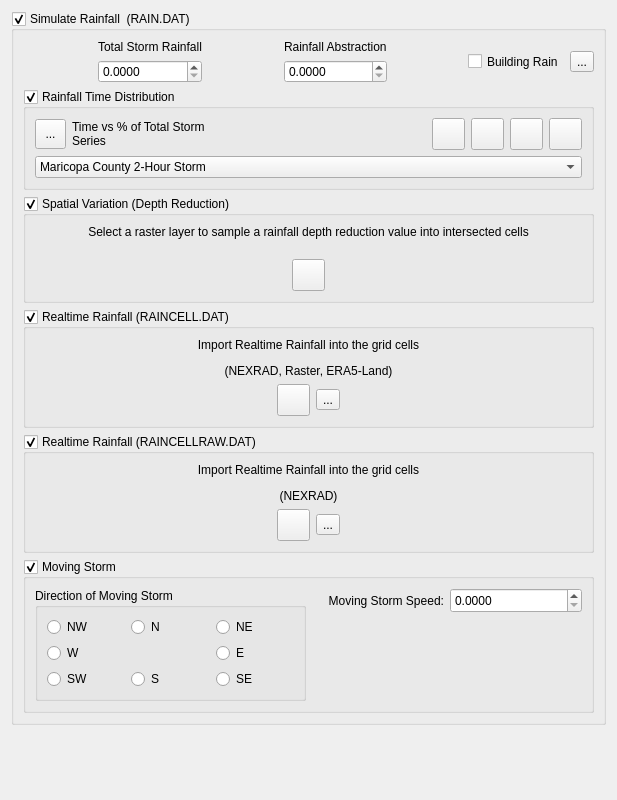
This is flo2d/ui/rain_editor.ui in FLO-2DSoftware/qgis-flo-2d-plugin as Qt 5 draws it before an edit. The edited form follows.
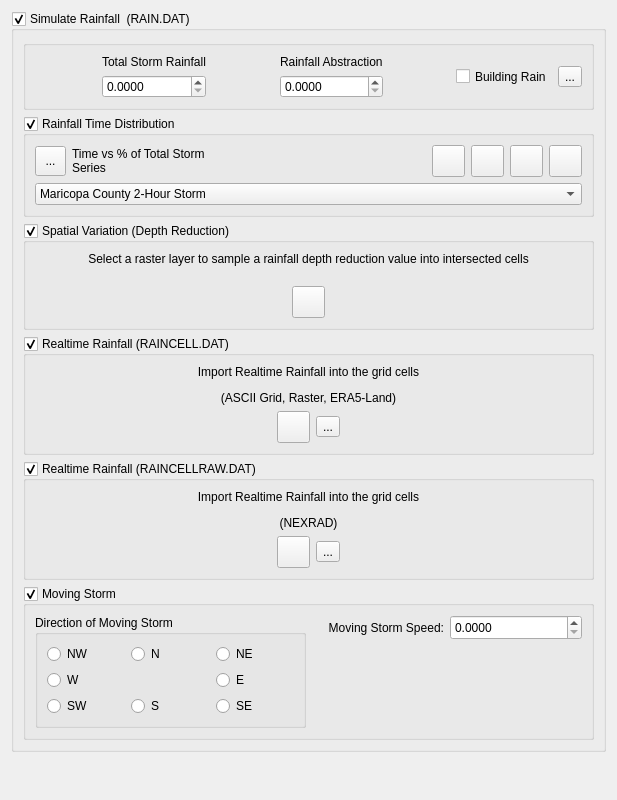
This is the edited form. Icons and pictures are not drawn. Custom widgets are drawn as their Qt base class.

Commit message: Update tooltips and labels in Rain Editor UI for clarity and accuracy (#1860)

```diff
--- a/flo2d/ui/rain_editor.ui
+++ b/flo2d/ui/rain_editor.ui
@@ -287,190 +287,6 @@
         </layout>
        </widget>
       </item>
-      <item row="0" column="0">
-       <layout class="QHBoxLayout" name="horizontalLayout">
-        <item>
-         <spacer name="horizontalSpacer_2">
-          <property name="orientation">
-           <enum>Qt::Horizontal</enum>
-          </property>
-          <property name="sizeHint" stdset="0">
-           <size>
-            <width>13</width>
-            <height>17</height>
-           </size>
-          </property>
-         </spacer>
-        </item>
-        <item>
-         <layout class="QVBoxLayout" name="verticalLayout">
-          <item>
-           <widget class="QLabel" name="label_5">
-            <property name="sizePolicy">
-             <sizepolicy hsizetype="Preferred" vsizetype="Preferred">
-              <horstretch>0</horstretch>
-              <verstretch>0</verstretch>
-             </sizepolicy>
-            </property>
-            <property name="toolTip">
-             <string>&lt;html&gt;&lt;head/&gt;&lt;body&gt;&lt;p&gt;&lt;span style=&quot; font-weight:600;&quot;&gt;RTT&lt;/span&gt;&lt;/p&gt;&lt;p&gt;(inches or mm)&lt;/p&gt;&lt;p&gt;Total storm rainfall.&lt;/p&gt;&lt;p&gt;Range: 0.0 - No upper limit&lt;/p&gt;&lt;/body&gt;&lt;/html&gt;</string>
-            </property>
-            <property name="text">
-             <string>Total Storm Rainfall</string>
-            </property>
-           </widget>
-          </item>
-          <item>
-           <widget class="QDoubleSpinBox" name="total_rainfall_sbox">
-            <property name="sizePolicy">
-             <sizepolicy hsizetype="Preferred" vsizetype="Preferred">
-              <horstretch>0</horstretch>
-              <verstretch>0</verstretch>
-             </sizepolicy>
-            </property>
-            <property name="toolTip">
-             <string>&lt;html&gt;&lt;head/&gt;&lt;body&gt;&lt;p&gt;RTT&lt;/p&gt;&lt;/body&gt;&lt;/html&gt;</string>
-            </property>
-            <property name="buttonSymbols">
-             <enum>QAbstractSpinBox::UpDownArrows</enum>
-            </property>
-            <property name="decimals">
-             <number>4</number>
-            </property>
-            <property name="maximum">
-             <double>10000.000000000000000</double>
-            </property>
-            <property name="singleStep">
-             <double>1.000000000000000</double>
-            </property>
-           </widget>
-          </item>
-         </layout>
-        </item>
-        <item>
-         <spacer name="horizontalSpacer_3">
-          <property name="orientation">
-           <enum>Qt::Horizontal</enum>
-          </property>
-          <property name="sizeHint" stdset="0">
-           <size>
-            <width>13</width>
-            <height>17</height>
-           </size>
-          </property>
-         </spacer>
-        </item>
-        <item>
-         <layout class="QVBoxLayout" name="verticalLayout_2">
-          <item>
-           <widget class="QLabel" name="label_4">
-            <property name="sizePolicy">
-             <sizepolicy hsizetype="Preferred" vsizetype="Preferred">
-              <horstretch>0</horstretch>
-              <verstretch>0</verstretch>
-             </sizepolicy>
-            </property>
-            <property name="toolTip">
-             <string>&lt;html&gt;&lt;head/&gt;&lt;body&gt;&lt;p&gt;&lt;span style=&quot; font-weight:600;&quot;&gt;RAINABS&lt;/span&gt;&lt;/p&gt;&lt;p&gt;(inches or mm)&lt;/p&gt;&lt;p&gt;Rainfall interception and abstraction if infil tration is not being modeled.&lt;/p&gt;&lt;p&gt;Range: &lt;/p&gt;&lt;p&gt;0 - 1 inches&lt;/p&gt;&lt;p&gt;0 - 25.4 mm&lt;/p&gt;&lt;/body&gt;&lt;/html&gt;</string>
-            </property>
-            <property name="text">
-             <string>Rainfall Abstraction</string>
-            </property>
-           </widget>
-          </item>
-          <item>
-           <widget class="QDoubleSpinBox" name="rainfall_abst_sbox">
-            <property name="sizePolicy">
-             <sizepolicy hsizetype="Preferred" vsizetype="Preferred">
-              <horstretch>0</horstretch>
-              <verstretch>0</verstretch>
-             </sizepolicy>
-            </property>
-            <property name="toolTip">
-             <string>&lt;html&gt;&lt;head/&gt;&lt;body&gt;&lt;p&gt;RAINABS&lt;/p&gt;&lt;/body&gt;&lt;/html&gt;</string>
-            </property>
-            <property name="buttonSymbols">
-             <enum>QAbstractSpinBox::UpDownArrows</enum>
-            </property>
-            <property name="decimals">
-             <number>4</number>
-            </property>
-            <property name="maximum">
-             <double>10000.000000000000000</double>
-            </property>
-            <property name="singleStep">
-             <double>1.000000000000000</double>
-            </property>
-           </widget>
-          </item>
-         </layout>
-        </item>
-        <item>
-         <spacer name="horizontalSpacer">
-          <property name="orientation">
-           <enum>Qt::Horizontal</enum>
-          </property>
-          <property name="sizeHint" stdset="0">
-           <size>
-            <width>37</width>
-            <height>17</height>
-           </size>
-          </property>
-         </spacer>
-        </item>
-        <item>
-         <widget class="QCheckBox" name="building_chbox">
-          <property name="sizePolicy">
-           <sizepolicy hsizetype="Preferred" vsizetype="Preferred">
-            <horstretch>0</horstretch>
-            <verstretch>0</verstretch>
-           </sizepolicy>
-          </property>
-          <property name="toolTip">
-           <string>&lt;html&gt;&lt;head/&gt;&lt;body&gt;&lt;p&gt;&lt;span style=&quot; font-weight:600;&quot;&gt;IRAINBUILDING&lt;/span&gt;&lt;/p&gt;&lt;p&gt;IRAINBUILDING = 1 indicates that rainfall on an ARF = 1 grid element will be contributed to the surface water runoff for that element.&lt;/p&gt;&lt;p&gt;0 = off&lt;/p&gt;&lt;p&gt;1 = on&lt;/p&gt;&lt;p&gt;Range: 0,1&lt;/p&gt;&lt;/body&gt;&lt;/html&gt;</string>
-          </property>
-          <property name="text">
-           <string>Building Rain</string>
-          </property>
-         </widget>
-        </item>
-        <item>
-         <widget class="QToolButton" name="rain_help_btn">
-          <property name="enabled">
-           <bool>true</bool>
-          </property>
-          <property name="minimumSize">
-           <size>
-            <width>0</width>
-            <height>0</height>
-           </size>
-          </property>
-          <property name="maximumSize">
-           <size>
-            <width>16777215</width>
-            <height>16777215</height>
-           </size>
-          </property>
-          <property name="toolTip">
-           <string>Rain Editor Help</string>
-          </property>
-          <property name="text">
-           <string>...</string>
-          </property>
-          <property name="icon">
-           <iconset>
-            <normaloff>../img/help.svg</normaloff>../img/help.svg</iconset>
-          </property>
-          <property name="iconSize">
-           <size>
-            <width>24</width>
-            <height>24</height>
-           </size>
-          </property>
-         </widget>
-        </item>
-       </layout>
-      </item>
       <item row="2" column="0">
        <widget class="QgsCollapsibleGroupBox" name="spatial_variation_grp">
         <property name="title">
@@ -861,104 +677,6 @@
         </layout>
        </widget>
       </item>
-      <item row="3" column="0">
-       <widget class="QgsCollapsibleGroupBox" name="realtime_rainfall_grp">
-        <property name="title">
-         <string>Realtime Rainfall (RAINCELL.DAT)</string>
-        </property>
-        <property name="checkable">
-         <bool>true</bool>
-        </property>
-        <property name="collapsed">
-         <bool>true</bool>
-        </property>
-        <layout class="QGridLayout" name="gridLayout_7">
-         <item row="0" column="0">
-          <layout class="QGridLayout" name="gridLayout">
-           <item row="1" column="1">
-            <widget class="QToolButton" name="realtime_btn">
-             <property name="text">
-              <string/>
-             </property>
-             <property name="icon">
-              <iconset>
-               <normaloff>../img/import_realtime.svg</normaloff>../img/import_realtime.svg</iconset>
-             </property>
-             <property name="iconSize">
-              <size>
-               <width>25</width>
-               <height>25</height>
-              </size>
-             </property>
-            </widget>
-           </item>
-           <item row="1" column="2">
-            <widget class="QToolButton" name="delete_realtime_rainfall_btn">
-             <property name="text">
-              <string>...</string>
-             </property>
-             <property name="icon">
-              <iconset>
-               <normaloff>../img/delete_realtime.svg</normaloff>../img/delete_realtime.svg</iconset>
-             </property>
-             <property name="iconSize">
-              <size>
-               <width>25</width>
-               <height>25</height>
-              </size>
-             </property>
-            </widget>
-           </item>
-           <item row="1" column="0">
-            <spacer name="horizontalSpacer_6">
-             <property name="orientation">
-              <enum>Qt::Horizontal</enum>
-             </property>
-             <property name="sizeHint" stdset="0">
-              <size>
-               <width>40</width>
-               <height>20</height>
-              </size>
-             </property>
-            </spacer>
-           </item>
-           <item row="1" column="3">
-            <spacer name="horizontalSpacer_7">
-             <property name="orientation">
-              <enum>Qt::Horizontal</enum>
-             </property>
-             <property name="sizeHint" stdset="0">
-              <size>
-               <width>40</width>
-               <height>20</height>
-              </size>
-             </property>
-            </spacer>
-           </item>
-           <item row="0" column="0" colspan="4">
-            <widget class="QLabel" name="label_3">
-             <property name="sizePolicy">
-              <sizepolicy hsizetype="Expanding" vsizetype="Preferred">
-               <horstretch>0</horstretch>
-               <verstretch>0</verstretch>
-              </sizepolicy>
-             </property>
-             <property name="text">
-              <string>&lt;html&gt;&lt;head/&gt;&lt;body&gt;&lt;p&gt;Import Realtime Rainfall into the grid cells&lt;/p&gt;&lt;p&gt;(NEXRAD, Raster, ERA5-Land)&lt;/p&gt;&lt;/body&gt;&lt;/html&gt;</string>
-             </property>
-             <property name="alignment">
-              <set>Qt::AlignCenter</set>
-             </property>
-             <property name="wordWrap">
-              <bool>true</bool>
-             </property>
-            </widget>
-           </item>
-          </layout>
-         </item>
-        </layout>
-       </widget>
-      </item>
       <item row="4" column="0">
        <widget class="QgsCollapsibleGroupBox" name="realtime_rainfall_raw_grp">
         <property name="title">
@@ -1057,6 +775,302 @@
         </layout>
        </widget>
       </item>
+      <item row="0" column="0">
+       <widget class="QGroupBox" name="UnformRainfall">
+        <property name="toolTip">
+         <string>&lt;html&gt;&lt;head/&gt;&lt;body&gt;&lt;p&gt;Use this group to set the Uniform rain on grid.&lt;/p&gt;&lt;/body&gt;&lt;/html&gt;</string>
+        </property>
+        <layout class="QHBoxLayout" name="horizontalLayout">
+         <item>
+          <layout class="QVBoxLayout" name="verticalLayout_4"/>
+         </item>
+         <item>
+          <spacer name="horizontalSpacer_2">
+           <property name="orientation">
+            <enum>Qt::Horizontal</enum>
+           </property>
+           <property name="sizeHint" stdset="0">
+            <size>
+             <width>13</width>
+             <height>17</height>
+            </size>
+           </property>
+          </spacer>
+         </item>
+         <item>
+          <layout class="QVBoxLayout" name="verticalLayout">
+           <item>
+            <widget class="QLabel" name="label_5">
+             <property name="sizePolicy">
+              <sizepolicy hsizetype="Preferred" vsizetype="Preferred">
+               <horstretch>0</horstretch>
+               <verstretch>0</verstretch>
+              </sizepolicy>
+             </property>
+             <property name="toolTip">
+              <string>&lt;html&gt;&lt;head/&gt;&lt;body&gt;&lt;p&gt;&lt;span style=&quot; font-weight:600;&quot;&gt;RTT&lt;/span&gt;&lt;/p&gt;&lt;p&gt;(inches or mm)&lt;/p&gt;&lt;p&gt;Total storm rainfall.&lt;/p&gt;&lt;p&gt;Range: 0.0 - No upper limit&lt;/p&gt;&lt;/body&gt;&lt;/html&gt;</string>
+             </property>
+             <property name="text">
+              <string>Total Storm Rainfall</string>
+             </property>
+            </widget>
+           </item>
+           <item>
+            <widget class="QDoubleSpinBox" name="total_rainfall_sbox">
+             <property name="sizePolicy">
+              <sizepolicy hsizetype="Preferred" vsizetype="Preferred">
+               <horstretch>0</horstretch>
+               <verstretch>0</verstretch>
+              </sizepolicy>
+             </property>
+             <property name="toolTip">
+              <string>&lt;html&gt;&lt;head/&gt;&lt;body&gt;&lt;p&gt;RTT&lt;/p&gt;&lt;/body&gt;&lt;/html&gt;</string>
+             </property>
+             <property name="buttonSymbols">
+              <enum>QAbstractSpinBox::UpDownArrows</enum>
+             </property>
+             <property name="decimals">
+              <number>4</number>
+             </property>
+             <property name="maximum">
+              <double>10000.000000000000000</double>
+             </property>
+             <property name="singleStep">
+              <double>1.000000000000000</double>
+             </property>
+            </widget>
+           </item>
+          </layout>
+         </item>
+         <item>
+          <spacer name="horizontalSpacer_3">
+           <property name="orientation">
+            <enum>Qt::Horizontal</enum>
+           </property>
+           <property name="sizeHint" stdset="0">
+            <size>
+             <width>13</width>
+             <height>17</height>
+            </size>
+           </property>
+          </spacer>
+         </item>
+         <item>
+          <layout class="QVBoxLayout" name="verticalLayout_2">
+           <item>
+            <widget class="QLabel" name="label_4">
+             <property name="sizePolicy">
+              <sizepolicy hsizetype="Preferred" vsizetype="Preferred">
+               <horstretch>0</horstretch>
+               <verstretch>0</verstretch>
+              </sizepolicy>
+             </property>
+             <property name="toolTip">
+              <string>&lt;html&gt;&lt;head/&gt;&lt;body&gt;&lt;p&gt;&lt;span style=&quot; font-weight:600;&quot;&gt;RAINABS&lt;/span&gt;&lt;/p&gt;&lt;p&gt;(inches or mm)&lt;/p&gt;&lt;p&gt;Rainfall interception and abstraction if infil tration is not being modeled.&lt;/p&gt;&lt;p&gt;Range: &lt;/p&gt;&lt;p&gt;0 - 1 inches&lt;/p&gt;&lt;p&gt;0 - 25.4 mm&lt;/p&gt;&lt;/body&gt;&lt;/html&gt;</string>
+             </property>
+             <property name="text">
+              <string>Rainfall Abstraction</string>
+             </property>
+            </widget>
+           </item>
+           <item>
+            <widget class="QDoubleSpinBox" name="rainfall_abst_sbox">
+             <property name="sizePolicy">
+              <sizepolicy hsizetype="Preferred" vsizetype="Preferred">
+               <horstretch>0</horstretch>
+               <verstretch>0</verstretch>
+              </sizepolicy>
+             </property>
+             <property name="toolTip">
+              <string>&lt;html&gt;&lt;head/&gt;&lt;body&gt;&lt;p&gt;RAINABS&lt;/p&gt;&lt;/body&gt;&lt;/html&gt;</string>
+             </property>
+             <property name="buttonSymbols">
+              <enum>QAbstractSpinBox::UpDownArrows</enum>
+             </property>
+             <property name="decimals">
+              <number>4</number>
+             </property>
+             <property name="maximum">
+              <double>10000.000000000000000</double>
+             </property>
+             <property name="singleStep">
+              <double>1.000000000000000</double>
+             </property>
+            </widget>
+           </item>
+          </layout>
+         </item>
+         <item>
+          <spacer name="horizontalSpacer">
+           <property name="orientation">
+            <enum>Qt::Horizontal</enum>
+           </property>
+           <property name="sizeHint" stdset="0">
+            <size>
+             <width>37</width>
+             <height>17</height>
+            </size>
+           </property>
+          </spacer>
+         </item>
+         <item>
+          <widget class="QCheckBox" name="building_chbox">
+           <property name="sizePolicy">
+            <sizepolicy hsizetype="Preferred" vsizetype="Preferred">
+             <horstretch>0</horstretch>
+             <verstretch>0</verstretch>
+            </sizepolicy>
+           </property>
+           <property name="toolTip">
+            <string>&lt;html&gt;&lt;head/&gt;&lt;body&gt;&lt;p&gt;&lt;span style=&quot; font-weight:600;&quot;&gt;IRAINBUILDING&lt;/span&gt;&lt;/p&gt;&lt;p&gt;IRAINBUILDING = 1 indicates that rainfall on an ARF = 1 grid element will be contributed to the surface water runoff for that element.&lt;/p&gt;&lt;p&gt;0 = off&lt;/p&gt;&lt;p&gt;1 = on&lt;/p&gt;&lt;p&gt;Range: 0,1&lt;/p&gt;&lt;/body&gt;&lt;/html&gt;</string>
+           </property>
+           <property name="text">
+            <string>Building Rain</string>
+           </property>
+          </widget>
+         </item>
+         <item>
+          <widget class="QToolButton" name="rain_help_btn">
+           <property name="enabled">
+            <bool>true</bool>
+           </property>
+           <property name="minimumSize">
+            <size>
+             <width>0</width>
+             <height>0</height>
+            </size>
+           </property>
+           <property name="maximumSize">
+            <size>
+             <width>16777215</width>
+             <height>16777215</height>
+            </size>
+           </property>
+           <property name="toolTip">
+            <string>Rain Editor Help</string>
+           </property>
+           <property name="text">
+            <string>...</string>
+           </property>
+           <property name="icon">
+            <iconset>
+             <normaloff>../img/help.svg</normaloff>../img/help.svg</iconset>
+           </property>
+           <property name="iconSize">
+            <size>
+             <width>24</width>
+             <height>24</height>
+            </size>
+           </property>
+          </widget>
+         </item>
+        </layout>
+       </widget>
+      </item>
+      <item row="3" column="0">
+       <widget class="QgsCollapsibleGroupBox" name="realtime_rainfall_grp">
+        <property name="toolTip">
+         <string>&lt;html&gt;&lt;head/&gt;&lt;body&gt;&lt;p&gt;&lt;span style=&quot; font-weight:600;&quot;&gt;Realtime Rainfall&lt;/span&gt;&lt;/p&gt;&lt;p&gt;Interpolate spatially and temporally varying rainfall directly into the grid cells. Data sources can include ASCII grids, rasters, ERA5-Land.&lt;/p&gt;&lt;/body&gt;&lt;/html&gt;</string>
+        </property>
+        <property name="title">
+         <string>Realtime Rainfall (RAINCELL.DAT)</string>
+        </property>
+        <property name="checkable">
+         <bool>true</bool>
+        </property>
+        <property name="collapsed">
+         <bool>true</bool>
+        </property>
+        <layout class="QGridLayout" name="gridLayout_7">
+         <item row="0" column="0">
+          <layout class="QGridLayout" name="gridLayout">
+           <item row="1" column="1">
+            <widget class="QToolButton" name="realtime_btn">
+             <property name="text">
+              <string/>
+             </property>
+             <property name="icon">
+              <iconset>
+               <normaloff>../img/import_realtime.svg</normaloff>../img/import_realtime.svg</iconset>
+             </property>
+             <property name="iconSize">
+              <size>
+               <width>25</width>
+               <height>25</height>
+              </size>
+             </property>
+            </widget>
+           </item>
+           <item row="1" column="2">
+            <widget class="QToolButton" name="delete_realtime_rainfall_btn">
+             <property name="text">
+              <string>...</string>
+             </property>
+             <property name="icon">
+              <iconset>
+               <normaloff>../img/delete_realtime.svg</normaloff>../img/delete_realtime.svg</iconset>
+             </property>
+             <property name="iconSize">
+              <size>
+               <width>25</width>
+               <height>25</height>
+              </size>
+             </property>
+            </widget>
+           </item>
+           <item row="1" column="0">
+            <spacer name="horizontalSpacer_6">
+             <property name="orientation">
+              <enum>Qt::Horizontal</enum>
+             </property>
+             <property name="sizeHint" stdset="0">
+              <size>
+               <width>40</width>
+               <height>20</height>
+              </size>
+             </property>
+            </spacer>
+           </item>
+           <item row="1" column="3">
+            <spacer name="horizontalSpacer_7">
+             <property name="orientation">
+              <enum>Qt::Horizontal</enum>
+             </property>
+             <property name="sizeHint" stdset="0">
+              <size>
+               <width>40</width>
+               <height>20</height>
+              </size>
+             </property>
+            </spacer>
+           </item>
+           <item row="0" column="0" colspan="4">
+            <widget class="QLabel" name="label_3">
+             <property name="sizePolicy">
+              <sizepolicy hsizetype="Expanding" vsizetype="Preferred">
+               <horstretch>0</horstretch>
+               <verstretch>0</verstretch>
+              </sizepolicy>
+             </property>
+             <property name="toolTip">
+              <string>&lt;html&gt;&lt;head/&gt;&lt;body&gt;&lt;p&gt;&lt;span style=&quot; font-weight:600;&quot;&gt;Realtime Rainfall Calculator&lt;/span&gt;&lt;/p&gt;&lt;p&gt;Use ASCII Grid files (*.asc), rasters (*.tif), or ERA5-Land (*.nc) files to interpolate rainfall data to the grid elements.&lt;/p&gt;&lt;/body&gt;&lt;/html&gt;</string>
+             </property>
+             <property name="text">
+              <string>&lt;html&gt;&lt;head/&gt;&lt;body&gt;&lt;p&gt;Import Realtime Rainfall into the grid cells&lt;/p&gt;&lt;p&gt;(ASCII Grid, Raster, ERA5-Land)&lt;/p&gt;&lt;/body&gt;&lt;/html&gt;</string>
+             </property>
+             <property name="alignment">
+              <set>Qt::AlignCenter</set>
+             </property>
+             <property name="wordWrap">
+              <bool>true</bool>
+             </property>
+            </widget>
+           </item>
+          </layout>
+         </item>
+        </layout>
+       </widget>
+      </item>
      </layout>
     </widget>
    </item>
```
Left out of the diff: 16 changed lines with no effect on the pictures.
